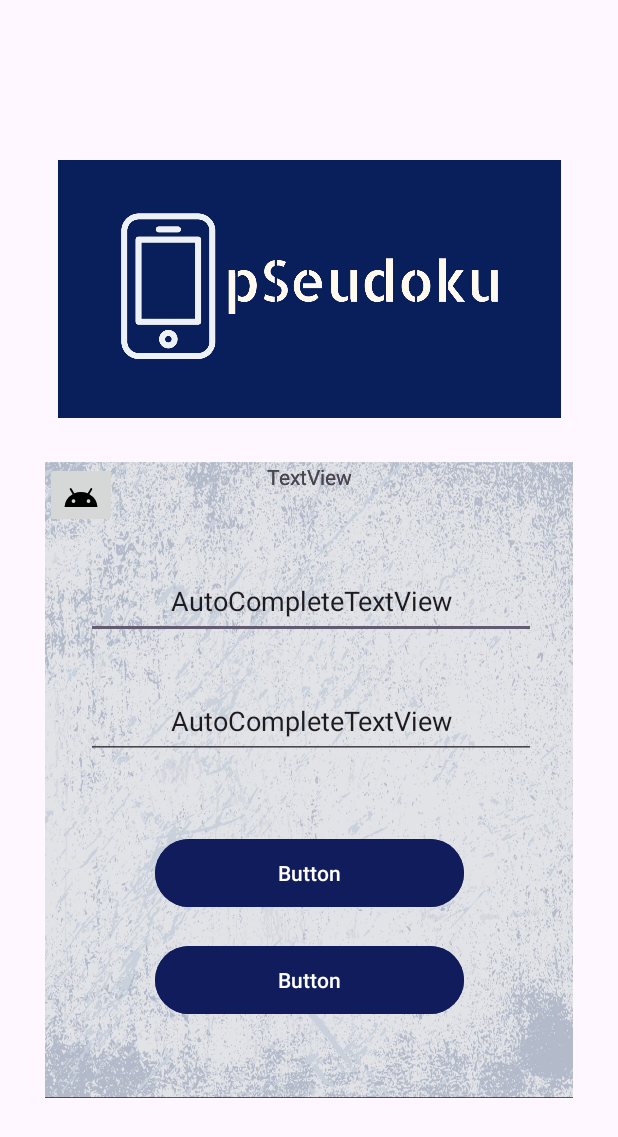
After one commit to alcanl/pseudoku-mobile-app, an Android app built with Jetpack Compose: the LoginActivity screen opened directly, with no data from a screen before it, on a phone screen of 412 x 824 dp. The commit adds this screen. Shown: the top 1137 px of the screen. Run offline under Robolectric (Android 15) with nearby library versions, the phone set to English and light mode, and no system bars; our stand-ins replace Dagger/Hilt's generated code, Room's generated code, data binding; 3 statements that could not run were skipped.

Commit message:
21.03.2024 | LoginActivity design in process

```diff
--- a/app/build.gradle.kts
+++ b/app/build.gradle.kts
@@ -50,6 +50,7 @@ android {
 }
 
 dependencies {
+    implementation("androidx.activity:activity:1.8.0")
     val roomVersion = "2.6.1"
     implementation("androidx.core:core-ktx:1.12.0")
     implementation("androidx.appcompat:appcompat:1.6.1")
--- /dev/null
+++ b/app/src/main/java/com/alcanl/sudoku/LoginActivity.kt
@@ -0,0 +1,34 @@
+package com.alcanl.sudoku
+
+import android.os.Bundle
+import androidx.activity.enableEdgeToEdge
+import androidx.appcompat.app.AppCompatActivity
+import androidx.core.view.ViewCompat
+import androidx.core.view.WindowInsetsCompat
+import androidx.databinding.DataBindingUtil
+import com.alcanl.android.app.sudoku.R
+import com.alcanl.android.app.sudoku.databinding.ActivityLoginBinding
+import com.alcanl.sudoku.service.SudokuApplicationDataService
+import java.util.concurrent.ExecutorService
+import javax.inject.Inject
+
+class LoginActivity : AppCompatActivity() {
+    @Inject
+    lateinit var applicationService: SudokuApplicationDataService
+    @Inject
+    lateinit var threadPool: ExecutorService
+    private lateinit var mBinding: ActivityLoginBinding
+    override fun onCreate(savedInstanceState: Bundle?)
+    {
+        super.onCreate(savedInstanceState)
+        initialize()
+    }
+    private fun initialize()
+    {
+        initBinding()
+    }
+    private fun initBinding()
+    {
+        mBinding = DataBindingUtil.setContentView(this, R.layout.activity_login)
+    }
+}
--- /dev/null
+++ b/app/src/main/java/com/alcanl/sudoku/service/ServiceException.kt
@@ -0,0 +1,4 @@
+package com.alcanl.sudoku.service
+
+class ServiceException(override val cause: Throwable?) : Exception() {
+}
--- a/app/src/main/java/com/alcanl/sudoku/service/SudokuMatrix.kt
+++ b/app/src/main/java/com/alcanl/sudoku/service/SudokuMatrix.kt
@@ -61,11 +61,10 @@ class SudokuMatrix {
         prepareSolvingMatrix()
         mCounterArray.fill(9)
         calculateNumberCounts()
-
     }
     fun getValue(index: Int) : String
     {
-       return if (mSolvingMatrix[index / 10][index % 10] == 0) "" else mSolvingMatrix[index / 10][index % 10].toString()
+       return if (mSolvingMatrix[index / 10][index % 10] == 0) " " else mSolvingMatrix[index / 10][index % 10].toString()
     }
     fun decreaseNumberCount(number: Int)
     {
--- /dev/null
+++ b/app/src/main/res/drawable/ic_android_black_24dp.xml
@@ -0,0 +1,5 @@
+<vector xmlns:android="http://schemas.android.com/apk/res/android" android:height="24dp" android:tint="#000000" android:viewportHeight="24" android:viewportWidth="24" android:width="24dp">
+
+    <path android:fillColor="#FF000000" android:pathData="M17.6,11.48 L19.44,8.3a0.63,0.63 0,0 0,-1.09 -0.63l-1.88,3.24a11.43,11.43 0,0 0,-8.94 0L5.65,7.67a0.63,0.63 0,0 0,-1.09 0.63L6.4,11.48A10.81,10.81 0,0 0,1 20L23,20A10.81,10.81 0,0 0,17.6 11.48ZM7,17.25A1.25,1.25 0,1 1,8.25 16,1.25 1.25,0 0,1 7,17.25ZM17,17.25A1.25,1.25 0,1 1,18.25 16,1.25 1.25,0 0,1 17,17.25Z"/>
+
+</vector>
--- /dev/null
+++ b/app/src/main/res/layout/activity_login.xml
@@ -0,0 +1,121 @@
+<?xml version="1.0" encoding="utf-8"?>
+<layout xmlns:app="http://schemas.android.com/apk/res-auto"
+    xmlns:tools="http://schemas.android.com/tools"
+    xmlns:android="http://schemas.android.com/apk/res/android">
+
+    <androidx.constraintlayout.widget.ConstraintLayout
+        android:layout_width="match_parent"
+        android:layout_height="match_parent"
+        tools:context="com.alcanl.sudoku.LoginActivity">
+
+        <ImageView
+            android:id="@+id/imageView3"
+            android:layout_width="335dp"
+            android:layout_height="385dp"
+            app:layout_constraintBottom_toBottomOf="parent"
+            app:layout_constraintEnd_toEndOf="parent"
+            app:layout_constraintStart_toStartOf="parent"
+            app:layout_constraintTop_toTopOf="parent"
+            app:layout_constraintVertical_bias="0.0"
+            app:srcCompat="@drawable/pseudoku_high_logo"
+            tools:ignore="ContentDescription" />
+
+        <androidx.constraintlayout.widget.ConstraintLayout
+            android:layout_width="0dp"
+            android:layout_height="424dp"
+            android:layout_marginStart="30dp"
+            android:layout_marginEnd="30dp"
+            android:background="@drawable/table_background"
+            app:layout_constraintBottom_toBottomOf="parent"
+            app:layout_constraintEnd_toEndOf="parent"
+            app:layout_constraintHorizontal_bias="0.0"
+            app:layout_constraintStart_toStartOf="parent"
+            app:layout_constraintTop_toTopOf="parent"
+            app:layout_constraintVertical_bias="0.77">
+
+            <Button
+                android:id="@+id/button"
+                android:layout_width="206dp"
+                android:layout_height="53dp"
+                android:text="Button"
+                android:backgroundTint="@color/theme_blue"
+                app:layout_constraintBottom_toBottomOf="parent"
+                app:layout_constraintEnd_toEndOf="parent"
+                app:layout_constraintStart_toStartOf="parent"
+                app:layout_constraintTop_toTopOf="parent"
+                app:layout_constraintVertical_bias="0.668" />
+
+            <AutoCompleteTextView
+                android:id="@+id/autoCompleteTextView"
+                android:layout_width="300dp"
+                android:layout_height="50dp"
+                android:text="AutoCompleteTextView"
+                android:textAlignment="center"
+                app:layout_constraintBottom_toBottomOf="parent"
+                app:layout_constraintEnd_toEndOf="parent"
+                app:layout_constraintHorizontal_bias="0.531"
+                app:layout_constraintStart_toStartOf="parent"
+                app:layout_constraintTop_toTopOf="parent"
+                app:layout_constraintVertical_bias="0.181" />
+
+            <AutoCompleteTextView
+                android:id="@+id/autoCompleteTextView2"
+                android:layout_width="300dp"
+                android:layout_height="50dp"
+                android:text="AutoCompleteTextView"
+                android:textAlignment="center"
+                app:layout_constraintBottom_toBottomOf="parent"
+                app:layout_constraintEnd_toEndOf="parent"
+                app:layout_constraintHorizontal_bias="0.531"
+                app:layout_constraintStart_toStartOf="parent"
+                app:layout_constraintTop_toTopOf="parent"
+                app:layout_constraintVertical_bias="0.395" />
+
+            <Button
+                android:id="@+id/button2"
+                android:layout_width="206dp"
+                android:layout_height="53dp"
+                android:text="Button"
+                android:backgroundTint="@color/theme_blue"
+                app:layout_constraintBottom_toBottomOf="parent"
+                app:layout_constraintEnd_toEndOf="parent"
+                app:layout_constraintStart_toStartOf="parent"
+                app:layout_constraintTop_toTopOf="parent"
+                app:layout_constraintVertical_bias="0.859" />
+
+            <TextView
+                android:id="@+id/textView"
+                android:layout_width="wrap_content"
+                android:layout_height="wrap_content"
+                android:text="TextView"
+                app:layout_constraintEnd_toEndOf="parent"
+                app:layout_constraintStart_toStartOf="parent"
+                tools:layout_editor_absoluteY="35dp" />
+
+            <TextView
+                android:id="@+id/textView9"
+                android:layout_width="wrap_content"
+                android:layout_height="wrap_content"
+                android:text="TextView"
+                app:layout_constraintEnd_toEndOf="parent"
+                app:layout_constraintStart_toStartOf="parent"
+                tools:layout_editor_absoluteY="123dp" />
+
+            <ImageButton
+                android:id="@+id/imageButton"
+                android:layout_width="wrap_content"
+                android:layout_height="wrap_content"
+                app:srcCompat="@drawable/ic_android_black_24dp"
+                tools:layout_editor_absoluteX="104dp"
+                tools:layout_editor_absoluteY="380dp" />
+
+            <ImageButton
+                android:id="@+id/imageButton2"
+                android:layout_width="wrap_content"
+                android:layout_height="wrap_content"
+                app:srcCompat="@drawable/ic_android_black_24dp"
+                tools:layout_editor_absoluteX="179dp"
+                tools:layout_editor_absoluteY="380dp" />
+        </androidx.constraintlayout.widget.ConstraintLayout>
+    </androidx.constraintlayout.widget.ConstraintLayout>
+</layout>
--- a/app/src/main/res/layout/activity_splash.xml
+++ b/app/src/main/res/layout/activity_splash.xml
@@ -12,9 +12,9 @@
         <ImageView
             android:layout_width="wrap_content"
             android:layout_height="match_parent"
-            app:srcCompat="@drawable/icon_user"
+            app:srcCompat="@drawable/pseudoku_high_logo"
+            tools:ignore="ContentDescription"
             tools:layout_editor_absoluteX="0dp"
-            tools:layout_editor_absoluteY="-5dp"
-            />
+            tools:layout_editor_absoluteY="-5dp" />
     </LinearLayout>
 </layout>
--- a/app/src/main/res/values/colors.xml
+++ b/app/src/main/res/values/colors.xml
@@ -8,4 +8,5 @@
     <color name="yellow_hint">#ecf542</color>
     <color name="dark_blue">#2441B4</color>
     <color name="line_color">#c3e8e3</color>
+    <color name="theme_blue">#101c5c</color>
 </resources>
--- a/build.gradle.kts
+++ b/build.gradle.kts
@@ -1,8 +1,8 @@
 // Top-level build file where you can add configuration options common to all sub-projects/modules.
 plugins {
-    id("com.android.application") version "8.3.0" apply false
+    id("com.android.application") version "8.3.1" apply false
     id("org.jetbrains.kotlin.android") version "1.9.20" apply false
     id("com.google.dagger.hilt.android") version "2.48" apply false
-    id("com.android.library") version "8.3.0" apply false
+    id("com.android.library") version "8.3.1" apply false
     id("com.google.devtools.ksp") version "1.9.20-1.0.14" apply false
 }
```
Also changed, not shown: app/src/main/AndroidManifest.xml (+6 -3 lines), app/src/main/java/com/alcanl/sudoku/MainActivity.kt (+6 -6 lines), app/src/main/java/com/alcanl/sudoku/service/SudokuApplicationDataService.kt (+37 -1 lines), app/src/main/res/layout/activity_main.xml (+81 -81 lines).
